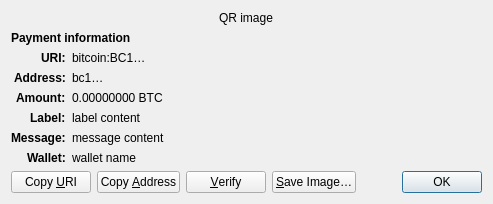
Old version of the form src/qt/forms/receiverequestdialog.ui in the repository dimmarvel/newbellcoin.
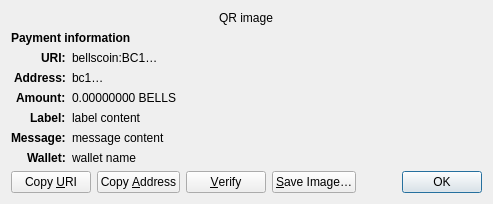
New version of the form. Custom widgets are drawn as their Qt base class.

What changed in the file:
```diff
--- a/src/qt/forms/receiverequestdialog.ui
+++ b/src/qt/forms/receiverequestdialog.ui
@@ -65,7 +65,7 @@
    <item row="2" column="1" alignment="Qt::AlignTop">
     <widget class="QLabel" name="uri_content">
      <property name="text">
-      <string notr="true">bitcoin:BC1…</string>
+      <string notr="true">bellscoin:BC1…</string>
      </property>
      <property name="textFormat">
       <enum>Qt::RichText</enum>
@@ -126,7 +126,7 @@
    <item row="4" column="1" alignment="Qt::AlignTop">
     <widget class="QLabel" name="amount_content">
      <property name="text">
-      <string notr="true">0.00000000 BTC</string>
+      <string notr="true">0.00000000 BELLS</string>
      </property>
      <property name="textFormat">
       <enum>Qt::PlainText</enum>
```
